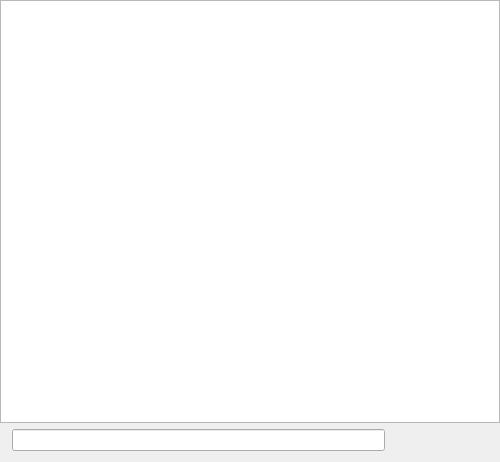
frinkr/FontViewer, file UI-Qt/QXFontBrowser.ui: the form before one commit.
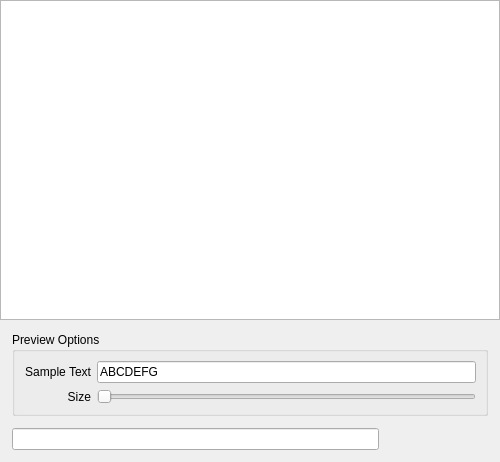
The form after the commit. Icons and pictures are not drawn.

Commit message: QXFontBrowser: preview options

```diff
--- a/UI-Qt/QXFontBrowser.ui
+++ b/UI-Qt/QXFontBrowser.ui
@@ -13,7 +13,10 @@
   <property name="windowTitle">
    <string>Choose Font</string>
   </property>
-  <layout class="QVBoxLayout" name="verticalLayout">
+  <layout class="QVBoxLayout" name="verticalLayout_2">
+   <property name="spacing">
+    <number>0</number>
+   </property>
    <property name="leftMargin">
     <number>0</number>
    </property>
@@ -23,27 +26,80 @@
    <property name="rightMargin">
     <number>0</number>
    </property>
+   <property name="bottomMargin">
+    <number>0</number>
+   </property>
    <item>
     <widget class="QListView" name="fontListView"/>
    </item>
    <item>
+    <layout class="QVBoxLayout" name="verticalLayout">
+     <property name="spacing">
+      <number>12</number>
+     </property>
+     <property name="leftMargin">
+      <number>12</number>
+     </property>
+     <property name="topMargin">
+      <number>12</number>
+     </property>
+     <property name="rightMargin">
+      <number>12</number>
+     </property>
+     <property name="bottomMargin">
+      <number>12</number>
+     </property>
+     <item>
+      <widget class="QGroupBox" name="previewSettingsGoupBox">
+       <property name="title">
+        <string>Preview Options</string>
+       </property>
+       <layout class="QGridLayout" name="gridLayout">
+        <item row="0" column="0">
+         <widget class="QLabel" name="label">
+          <property name="text">
+           <string>Sample Text</string>
+          </property>
+          <property name="alignment">
+           <set>Qt::AlignRight|Qt::AlignTrailing|Qt::AlignVCenter</set>
+          </property>
+         </widget>
+        </item>
+        <item row="0" column="1">
+         <widget class="QLineEdit" name="previewTextEdit">
+          <property name="text">
+           <string>ABCDEFG</string>
+          </property>
+         </widget>
+        </item>
+        <item row="1" column="0">
+         <widget class="QLabel" name="label_2">
+          <property name="text">
+           <string>Size</string>
+          </property>
+          <property name="alignment">
+           <set>Qt::AlignRight|Qt::AlignTrailing|Qt::AlignVCenter</set>
+          </property>
+         </widget>
+        </item>
+        <item row="1" column="1">
+         <widget class="QSlider" name="previewFontSizeSlider">
+          <property name="minimum">
+           <number>20</number>
+          </property>
+          <property name="maximum">
+           <number>100</number>
+          </property>
+          <property name="orientation">
+           <enum>Qt::Horizontal</enum>
+          </property>
+         </widget>
+        </item>
+       </layout>
+      </widget>
+     </item>
+     <item>
     <layout class="QHBoxLayout" name="horizontalLayout_2">
-     <item>
-      <spacer name="horizontalSpacer">
-       <property name="orientation">
-        <enum>Qt::Horizontal</enum>
-       </property>
-       <property name="sizeType">
-        <enum>QSizePolicy::Fixed</enum>
-       </property>
-       <property name="sizeHint" stdset="0">
-        <size>
-         <width>12</width>
-         <height>20</height>
-        </size>
-       </property>
-      </spacer>
-     </item>
      <item>
       <widget class="QLineEdit" name="searchLineEdit"/>
      </item>
@@ -210,21 +266,7 @@
          </property>
         </widget>
        </item>
-       <item>
-        <spacer name="horizontalSpacer_2">
-         <property name="orientation">
-          <enum>Qt::Horizontal</enum>
-         </property>
-         <property name="sizeType">
-          <enum>QSizePolicy::Fixed</enum>
-         </property>
-         <property name="sizeHint" stdset="0">
-          <size>
-           <width>12</width>
-           <height>20</height>
-          </size>
-         </property>
-        </spacer>
+        </layout>
        </item>
       </layout>
      </item>
```
Lines whose indentation alone changed are shown as unchanged. The commit also changes 2 other files.
